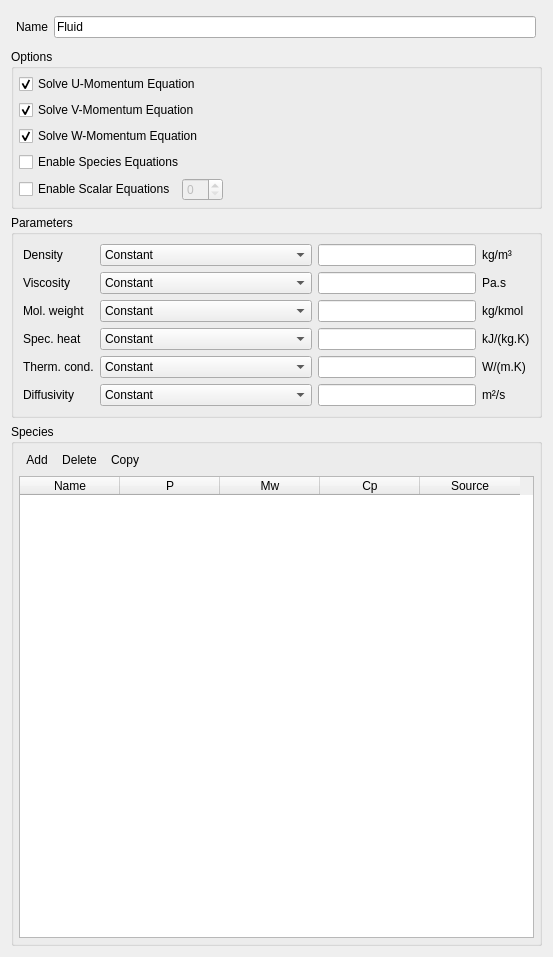
truongd8593/mfix, file gui/uifiles/fluid.ui: the form before one commit.
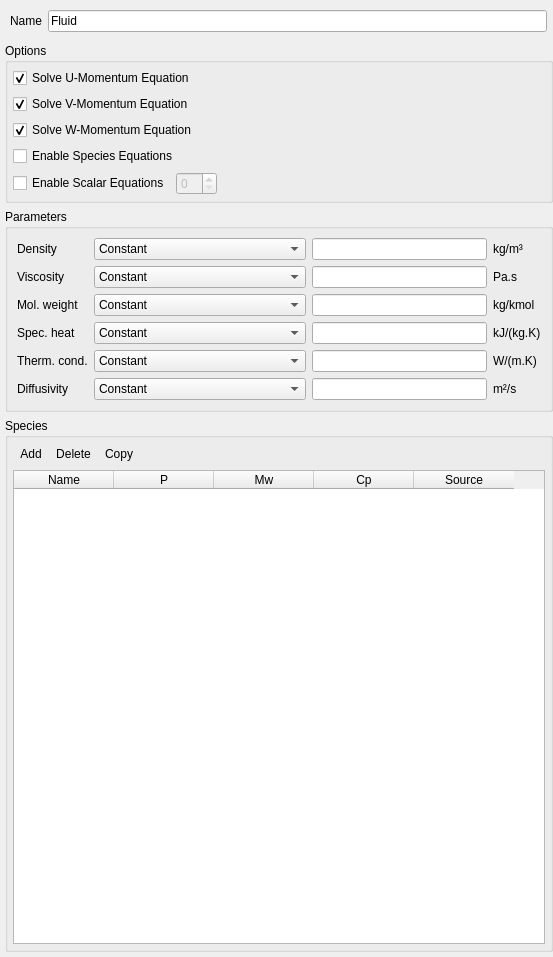
The form after the commit. Custom widgets are drawn as their Qt base class.

Commit message: squash! reduce some margins

Diff of the .ui file:
```diff
--- a/gui/uifiles/fluid.ui
+++ b/gui/uifiles/fluid.ui
@@ -23,6 +23,18 @@
    </size>
   </property>
   <layout class="QGridLayout" name="gridLayout_3">
+   <property name="leftMargin">
+    <number>5</number>
+   </property>
+   <property name="topMargin">
+    <number>5</number>
+   </property>
+   <property name="rightMargin">
+    <number>0</number>
+   </property>
+   <property name="bottomMargin">
+    <number>5</number>
+   </property>
    <item row="2" column="0" colspan="2">
     <widget class="QGroupBox" name="groupBox">
      <property name="title">
```
